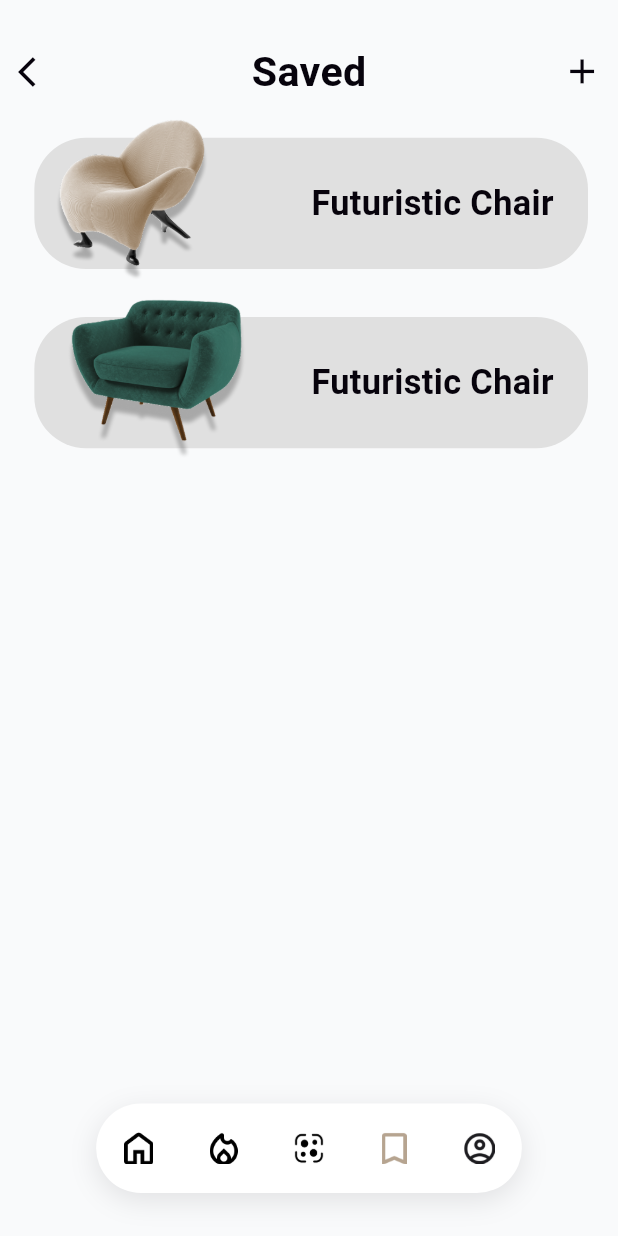
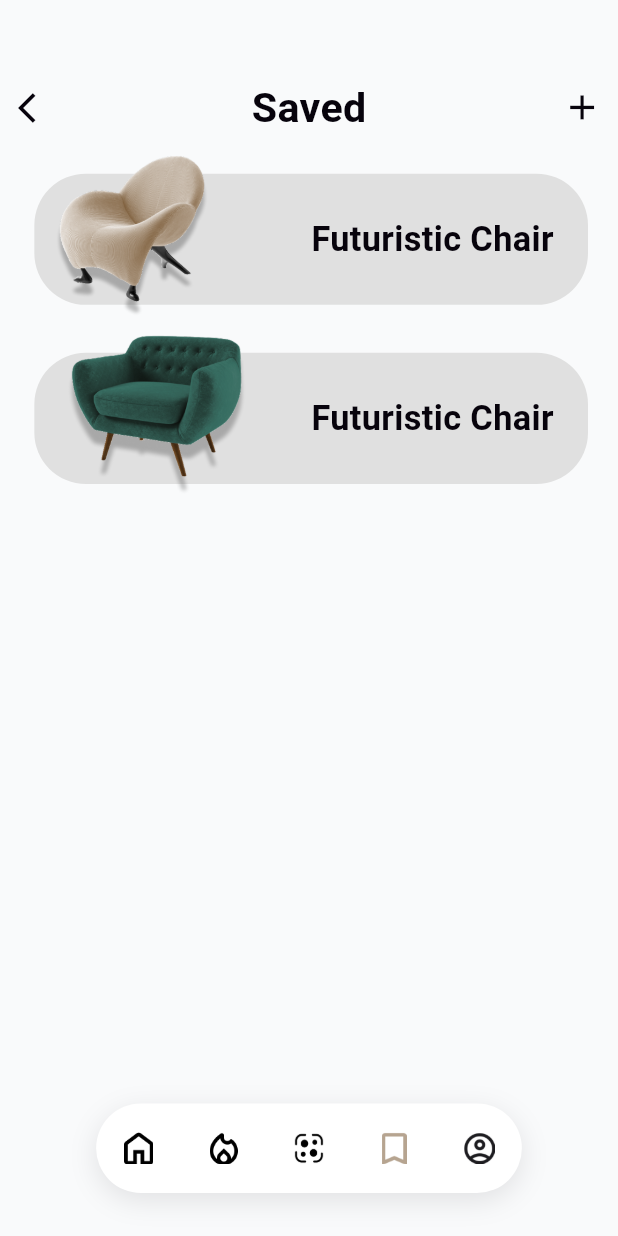
Before and after one commit to Nouman-hashir/DecoAR, a Flutter app: the BottomNavScreen screen opened by its route, item 4 of the bottom bar chosen, on a phone screen of 412 x 824 dp. Run offline on Flutter 3.47's test engine with Material 3 defaults, Android fonts, the phone set to English and light mode, and no system bars; our stand-ins replace flutter_screenutil, go_router, iconsax; missing offline and left inert: model_viewer_plus; Roboto replaces fonts that are missing (Poppins); statements that could not run were skipped.

Commit message:
Add AR assets and update AR, Save, Trends screens
Added new AR background image and two GLB model files. Updated ARScreen to use the new background and model, adjusted layout. SaveScreen and TrendsScreen now include vertical padding for improved UI consistency. Integrated CocoaPods into iOS project files for dependency management.

```diff
--- a/lib/features/save/view/save_screen.dart
+++ b/lib/features/save/view/save_screen.dart
@@ -5,7 +5,9 @@ class SaveScreen extends StatelessWidget {
 
   @override
   Widget build(BuildContext context) {
-    return Column(
+    return Padding(
+      padding: EdgeInsets.symmetric(vertical: 20.h),
+      child: Column(
         crossAxisAlignment: CrossAxisAlignment.start,
         children: [
           20.verticalSpace,
@@ -40,6 +42,7 @@ class SaveScreen extends StatelessWidget {
             title: 'Futuristic Chair',
           ),
         ],
+      ),
     );
   }
 }
--- a/lib/features/trends/view/trends_screen.dart
+++ b/lib/features/trends/view/trends_screen.dart
@@ -6,7 +6,7 @@ class TrendsScreen extends StatelessWidget {
   @override
   Widget build(BuildContext context) {
     return Padding(
-      padding: EdgeInsets.symmetric(horizontal: 16.w),
+      padding: EdgeInsets.symmetric(horizontal: 16.w, vertical: 20.h),
       child: Column(
         crossAxisAlignment: CrossAxisAlignment.start,
         children: [
```
Also changed, not shown: lib/features/ar/view/ar_screen.dart (+8 -4 lines), 6 other files. Lines whose indentation alone changed are shown as unchanged.
